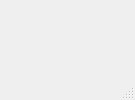
Old version of the form GUI.ui in the repository cworld1/tcm.
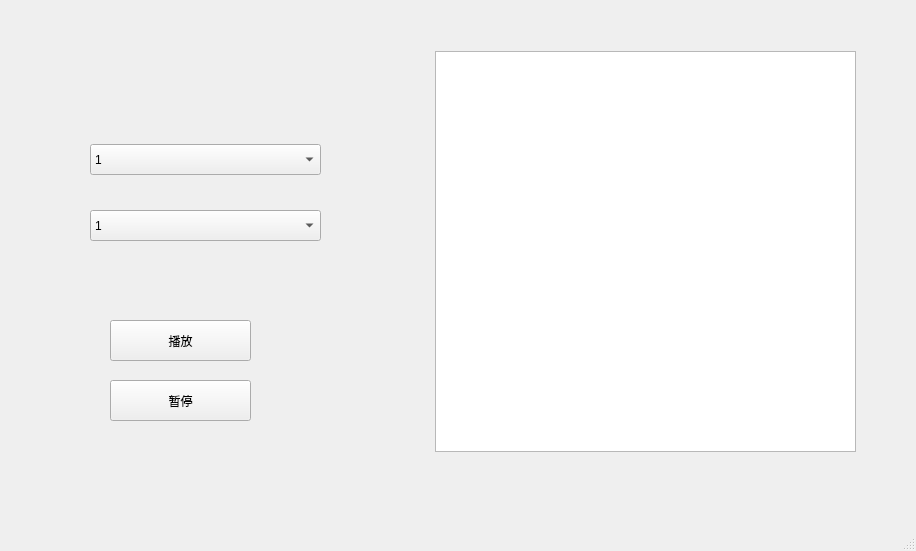
New version of the form.

Commit message: feat: :sparkles: add gui support

```diff
--- a/GUI.ui
+++ b/GUI.ui
@@ -6,30 +6,100 @@
    <rect>
     <x>0</x>
     <y>0</y>
-    <width>135</width>
-    <height>100</height>
+    <width>916</width>
+    <height>551</height>
    </rect>
   </property>
   <property name="windowTitle">
    <string>MainWindow</string>
   </property>
   <widget class="QWidget" name="centralwidget">
-   <widget class="QLabel" name="screen">
+   <widget class="QPushButton" name="pushButton">
     <property name="geometry">
      <rect>
-      <x>90</x>
-      <y>20</y>
-      <width>1200</width>
-      <height>800</height>
+      <x>110</x>
+      <y>320</y>
+      <width>141</width>
+      <height>41</height>
      </rect>
     </property>
-    <property name="layoutDirection">
-     <enum>Qt::LeftToRight</enum>
+    <property name="text">
+     <string>播放</string>
     </property>
+   </widget>
+   <widget class="QGraphicsView" name="graphicsView">
+    <property name="geometry">
+     <rect>
+      <x>435</x>
+      <y>51</y>
+      <width>421</width>
+      <height>401</height>
+     </rect>
+    </property>
+   </widget>
+   <widget class="QPushButton" name="pushButton_2">
+    <property name="geometry">
+     <rect>
+      <x>110</x>
+      <y>380</y>
+      <width>141</width>
+      <height>41</height>
+     </rect>
+    </property>
     <property name="text">
-     <string>TextLabel</string>
+     <string>暂停</string>
     </property>
    </widget>
+   <widget class="QComboBox" name="comboBox">
+    <property name="geometry">
+     <rect>
+      <x>90</x>
+      <y>144</y>
+      <width>231</width>
+      <height>31</height>
+     </rect>
+    </property>
+    <item>
+     <property name="text">
+      <string>1</string>
+     </property>
+    </item>
+    <item>
+     <property name="text">
+      <string>2</string>
+     </property>
+    </item>
+    <item>
+     <property name="text">
+      <string>3</string>
+     </property>
+    </item>
+   </widget>
+   <widget class="QComboBox" name="comboBox_2">
+    <property name="geometry">
+     <rect>
+      <x>90</x>
+      <y>210</y>
+      <width>231</width>
+      <height>31</height>
+     </rect>
+    </property>
+    <item>
+     <property name="text">
+      <string>1</string>
+     </property>
+    </item>
+    <item>
+     <property name="text">
+      <string>2</string>
+     </property>
+    </item>
+    <item>
+     <property name="text">
+      <string>3</string>
+     </property>
+    </item>
+   </widget>
   </widget>
   <widget class="QMenuBar" name="menubar">
    <property name="geometry">
```
Left out of the diff: 4 changed lines with no effect on the pictures. The commit also changes 2 other files.
